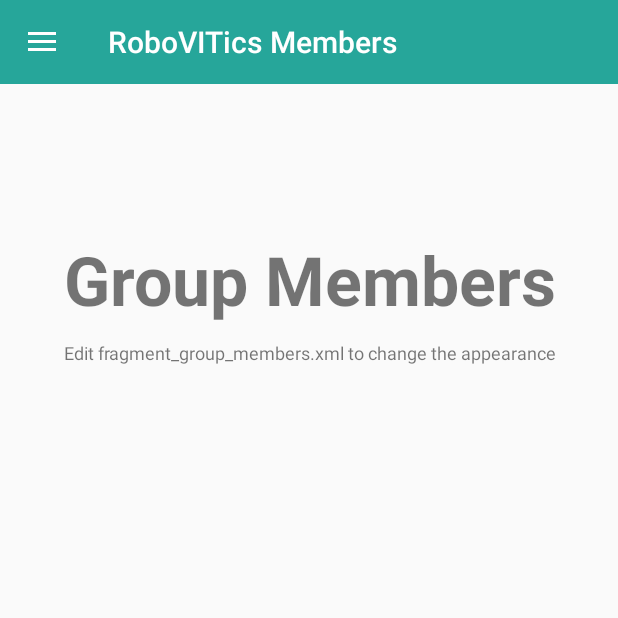
After one commit to harshitm98/RoboVITicsMembers, an Android app: the fragment FreeSlotsFragment placed in its activity, on a phone screen of 412 x 824 dp, the top half of it. The commit adds this screen. Run offline under Robolectric (Android 15) with nearby library versions, the light colour scheme and no system bars.

```diff
--- a/app/src/main/AndroidManifest.xml
+++ b/app/src/main/AndroidManifest.xml
@@ -12,7 +12,7 @@
         android:icon="@mipmap/ic_launcher"
         android:label="@string/app_name"
         android:supportsRtl="true"
-        android:theme="@style/AppTheme">
+        android:theme="@style/NoActionBarTheme">
         <activity android:name=".LoginActivity">
             <intent-filter>
                 <action android:name="android.intent.action.MAIN" />
--- /dev/null
+++ b/app/src/main/java/com/robovitics/roboviticsmembers/FreeSlotsFragment.java
@@ -0,0 +1,25 @@
+package com.robovitics.roboviticsmembers;
+
+import android.support.v4.app.Fragment;
+import android.os.Bundle;
+import android.view.LayoutInflater;
+import android.view.View;
+import android.view.ViewGroup;
+
+/**
+ * Created by Harshit Maheshwari on 16-07-2017.
+ */
+public class FreeSlotsFragment extends Fragment{
+
+    public FreeSlotsFragment(){
+    }
+
+    @Override
+    public View onCreateView(LayoutInflater inflater, ViewGroup container, Bundle savedInstanceState) {
+
+        View rootView = inflater.inflate(R.layout.fragment_group_members, container, false);
+
+        return rootView;
+    }
+
+}
--- a/app/src/main/java/com/robovitics/roboviticsmembers/MainActivity.java
+++ b/app/src/main/java/com/robovitics/roboviticsmembers/MainActivity.java
@@ -1,16 +1,130 @@
 package com.robovitics.roboviticsmembers;
 
+import android.support.v4.app.Fragment;
+import android.support.v4.app.FragmentManager;
 import android.support.v4.widget.DrawerLayout;
 import android.support.v7.app.AppCompatActivity;
 import android.os.Bundle;
+import android.support.v7.widget.Toolbar;
+import android.util.Log;
+import android.view.MenuItem;
+import android.view.View;
+import android.widget.AdapterView;
 import android.widget.ArrayAdapter;
 import android.widget.ListView;
 
 public class MainActivity extends AppCompatActivity {
 
+    private String[] mNavigationDrawerItemTitles;
+    private DrawerLayout mDrawerLayout;
+    private ListView mDrawerList;
+    Toolbar toolbar;
+    private CharSequence mDrawerTitle;
+    private CharSequence mTitle;
+    android.support.v7.app.ActionBarDrawerToggle mDrawerToggle;
+
     @Override
     protected void onCreate(Bundle savedInstanceState) {
         super.onCreate(savedInstanceState);
         setContentView(R.layout.activity_main);
+
+        mTitle = mDrawerTitle = getTitle();
+        mNavigationDrawerItemTitles = getResources().getStringArray(R.array.navigation_drawer);
+        mDrawerLayout = (DrawerLayout)findViewById(R.id.drawer_layout);
+        mDrawerList = (ListView)findViewById(R.id.left_drawer);
+
+        setupToolbar();
+
+        DataModel[] drawerItem = new DataModel[3];
+
+        drawerItem[0] = new DataModel(R.drawable.group_members, "Group members");
+        drawerItem[1] = new DataModel(R.drawable.free_slots, "Free Slots");
+        drawerItem[2] = new DataModel(R.drawable.inventory, "Inventory");
+        getSupportActionBar().setDisplayHomeAsUpEnabled(false);
+        getSupportActionBar().setHomeButtonEnabled(true);
+
+        DrawerItemCustomAdapter adapter = new DrawerItemCustomAdapter(this, R.layout.list_view_item_row, drawerItem);
+        mDrawerList.setAdapter(adapter);
+        mDrawerList.setOnItemClickListener(new DrawerItemClickListener());
+        mDrawerLayout = (DrawerLayout) findViewById(R.id.drawer_layout);
+        mDrawerLayout.setDrawerListener(mDrawerToggle);
+        setupDrawerToggle();
+
+    }
+
+    private class DrawerItemClickListener implements ListView.OnItemClickListener {
+
+        @Override
+        public void onItemClick(AdapterView<?> parent, View view, int position, long id) {
+            selectItem(position);
+        }
+
+    }
+
+    private void selectItem(int position) {
+
+        Fragment fragment = null;
+
+        switch (position) {
+            case 0:
+                fragment = new GroupMembersFragment();
+                break;
+            case 1:
+                fragment = new FreeSlotsFragment();
+                break;
+            case 2:
+                fragment = new InventoryFragment();
+                break;
+
+            default:
+                break;
+        }
+
+        if (fragment != null) {
+            FragmentManager fragmentManager = getSupportFragmentManager();
+            fragmentManager.beginTransaction().replace(R.id.content_frame, fragment).commit();
+
+            mDrawerList.setItemChecked(position, true);
+            mDrawerList.setSelection(position);
+            setTitle(mNavigationDrawerItemTitles[position]);
+            mDrawerLayout.closeDrawer(mDrawerList);
+
+        } else {
+            Log.e("MainActivity", "Error in creating fragment");
+        }
+    }
+
+    @Override
+    public boolean onOptionsItemSelected(MenuItem item) {
+
+        if (mDrawerToggle.onOptionsItemSelected(item)) {
+            return true;
+        }
+
+        return super.onOptionsItemSelected(item);
+    }
+
+    @Override
+    public void setTitle(CharSequence title) {
+        mTitle = title;
+        getSupportActionBar().setTitle(mTitle);
+    }
+
+    @Override
+    protected void onPostCreate(Bundle savedInstanceState) {
+        super.onPostCreate(savedInstanceState);
+        mDrawerToggle.syncState();
+    }
+
+    void setupToolbar(){
+        toolbar = (Toolbar) findViewById(R.id.toolbar);
+        setSupportActionBar(toolbar);
+        getSupportActionBar().setDisplayShowHomeEnabled(true);
+    }
+
+    void setupDrawerToggle(){
+        mDrawerToggle = new android.support.v7.app.ActionBarDrawerToggle(this,mDrawerLayout,toolbar,R.string.app_name, R.string.app_name);
+        //This is necessary to change the icon of the Drawer Toggle upon state change.
+        mDrawerToggle.syncState();
     }
 }
--- /dev/null
+++ b/app/src/main/res/layout/fragment_group_members.xml
@@ -0,0 +1,30 @@
+<RelativeLayout xmlns:android="http://schemas.android.com/apk/res/android"
+    xmlns:tools="http://schemas.android.com/tools"
+    android:layout_width="match_parent"
+    android:layout_height="match_parent"
+    android:orientation="vertical">
+
+
+    <TextView
+        android:id="@+id/label"
+        android:layout_alignParentTop="true"
+        android:layout_marginTop="100dp"
+        android:layout_width="fill_parent"
+        android:layout_height="wrap_content"
+        android:gravity="center_horizontal"
+        android:textSize="45dp"
+        android:text="Group Members"
+        android:textStyle="bold"/>
+
+    <TextView
+        android:layout_below="@id/label"
+        android:layout_centerInParent="true"
+        android:layout_width="fill_parent"
+        android:layout_height="wrap_content"
+        android:textSize="12dp"
+        android:layout_marginTop="10dp"
+        android:gravity="center_horizontal"
+        android:text="Edit fragment_group_members.xml to change the appearance"
+        android:id="@+id/textView2" />
+
+</RelativeLayout>
--- a/app/src/main/res/values/styles.xml
+++ b/app/src/main/res/values/styles.xml
@@ -1,11 +1,13 @@
 <resources>
 
     <!-- Base application theme. -->
-    <style name="AppTheme" parent="Theme.AppCompat.Light.DarkActionBar">
+    <style name="NoActionBarTheme" parent="Theme.AppCompat.Light.NoActionBar">
         <!-- Customize your theme here. -->
         <item name="colorPrimary">@color/colorPrimary</item>
         <item name="colorPrimaryDark">@color/colorPrimaryDark</item>
         <item name="colorAccent">@color/colorAccent</item>
+        <item name="windowActionBar">false</item>
+        <item name="windowNoTitle">true</item>
     </style>
 
 </resources>
```
Also changed, not shown: app/src/main/java/com/robovitics/roboviticsmembers/GroupMembersFragment.java (added, +24 -0 lines), app/src/main/java/com/robovitics/roboviticsmembers/InventoryFragment.java (added, +25 -0 lines).
